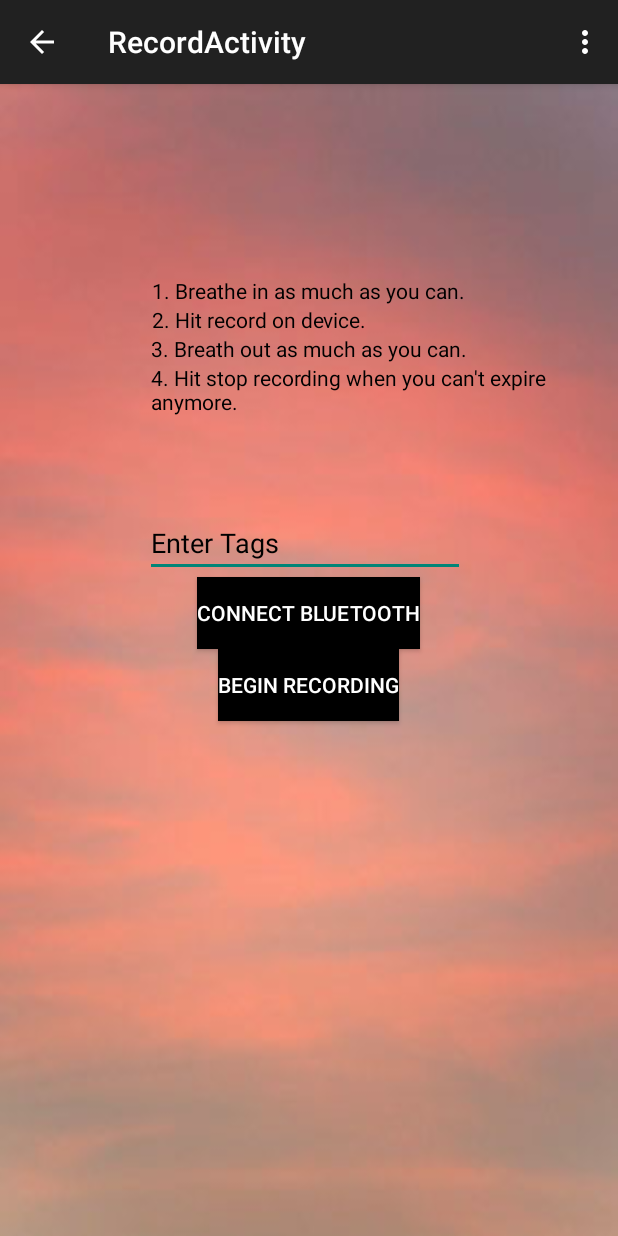
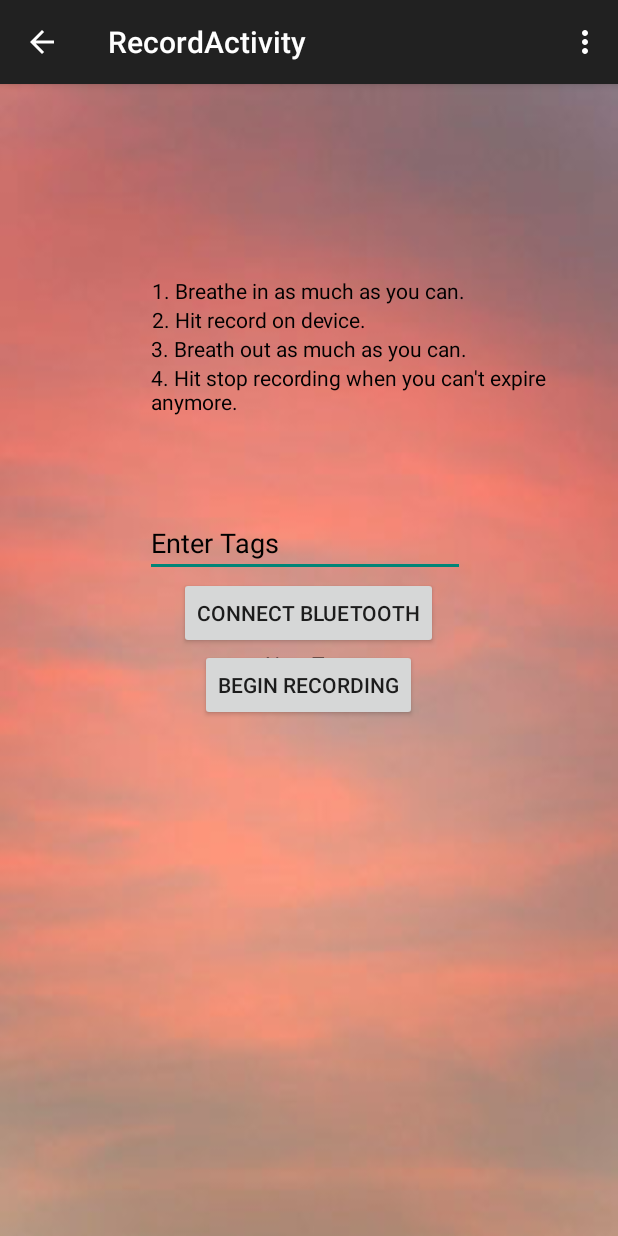
Before and after one commit to suyashkumar/OpenSpirometer, an Android app: the RecordActivity screen opened directly, with no data from a screen before it, on a phone screen of 412 x 824 dp. Run offline under Robolectric (Android 15) with nearby library versions, the phone set to English and light mode, and no system bars; 1 statement that could not run was skipped.

Commit message:
changed button colors, updates to arduino

```diff
--- a/Android/GraphTest2/app/src/main/res/layout/activity_record.xml
+++ b/Android/GraphTest2/app/src/main/res/layout/activity_record.xml
@@ -53,9 +53,7 @@
         android:id="@+id/startButton"
         android:onClick="record"
         android:layout_below="@+id/connect"
-        android:layout_centerHorizontal="true"
-        android:background="#000"
-        android:textColor="#fff" />
+        android:layout_centerHorizontal="true" />
 
     <EditText
         android:layout_width="wrap_content"
@@ -76,9 +74,7 @@
         android:text="Connect Bluetooth"
         android:id="@+id/connect"
         android:layout_below="@+id/tags"
-        android:layout_centerHorizontal="true"
-        android:background="#000"
-        android:textColor="#fff" />
+        android:layout_centerHorizontal="true" />
 
     <TextView
         android:layout_width="wrap_content"
```
Also changed, not shown: 2 other files.
